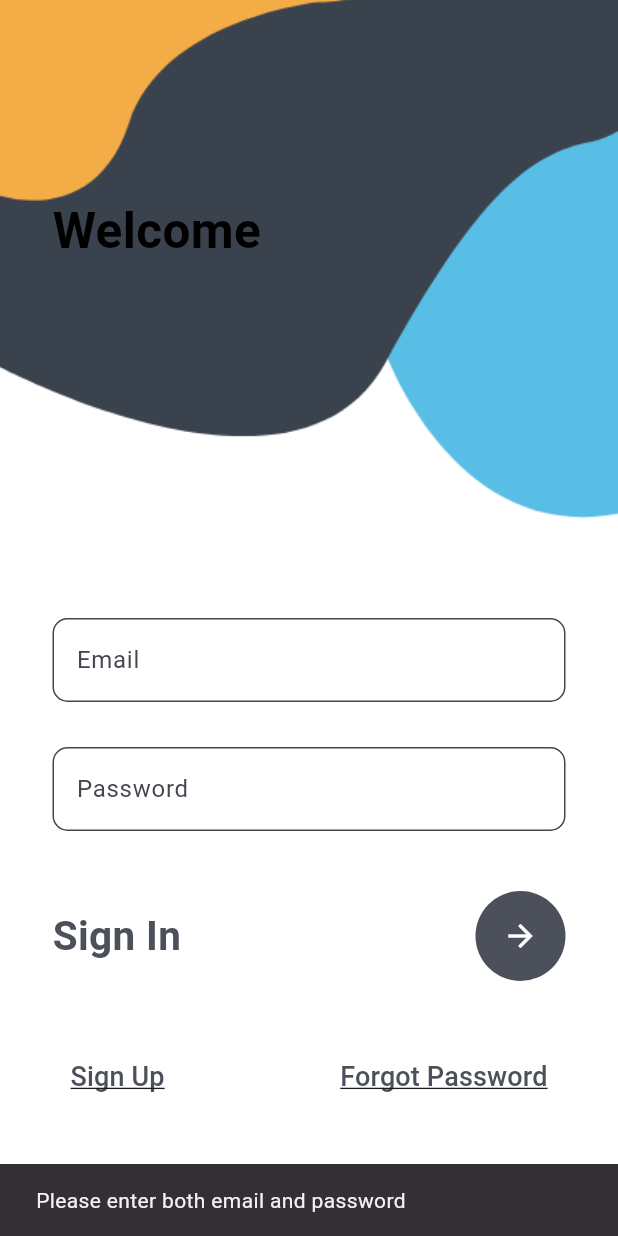
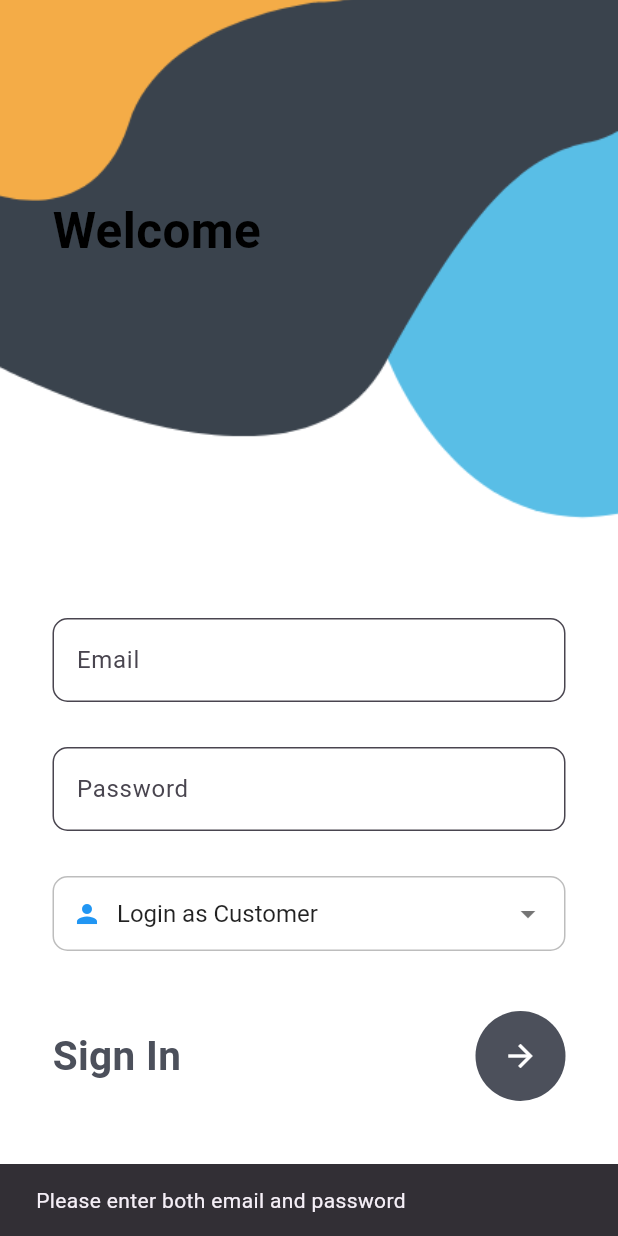
Before and after one commit to Vaibhav-Dodiya/rentHub_front, a Flutter app: the screen it shows after launch, after a tap on the "arrow forward" icon, on a phone screen of 412 x 824 dp. Run offline on Flutter 3.47's test engine with Material 3 defaults, Android fonts, the phone set to English and light mode, and no system bars; our stand-ins replace image_picker, shared_preferences.

Commit message:
Add user type selection to login screen (Customer/Owner/Admin) with role validation

```diff
--- a/lib/presentation/screens/auth/login_screen.dart
+++ b/lib/presentation/screens/auth/login_screen.dart
@@ -18,6 +18,7 @@ class _MyLoginState extends State<MyLogin> {
   TextEditingController passwordController = TextEditingController();
 
   bool isLoading = false;
+  String _selectedRole = 'CUSTOMER'; // Default role selection
 
   Future<void> loginUser() async {
     final email = emailController.text.trim();
@@ -55,8 +56,23 @@ class _MyLoginState extends State<MyLogin> {
           responseData['status']?.toString().toLowerCase() ?? 'error';
       final backendMessage =
           responseData['message']?.toString() ?? 'Unknown error';
+      final userRole = responseData['role']?.toString() ?? 'CUSTOMER';
 
+      // Check if the role matches the selected role
       if (response.statusCode == 200 && backendStatus == 'success') {
+        if (userRole != _selectedRole) {
+          if (!mounted) return;
+          ScaffoldMessenger.of(context).showSnackBar(
+            SnackBar(
+              content: Text(
+                'Invalid login! You are registered as ${userRole.toLowerCase()}, but trying to login as ${_selectedRole.toLowerCase()}',
+              ),
+              backgroundColor: Colors.red,
+            ),
+          );
+          return;
+        }
+
         // Save user data
         await UserStorage.saveUser(
           userId: responseData['userId'] ?? '',
@@ -67,7 +83,11 @@ class _MyLoginState extends State<MyLogin> {
 
         if (!mounted) return;
         ScaffoldMessenger.of(context).showSnackBar(
-          SnackBar(content: Text("Login Successful! Welcome ${responseData['username']}")),
+          SnackBar(
+            content: Text(
+              "Login Successful! Welcome ${responseData['username']}",
+            ),
+          ),
         );
         Future.delayed(const Duration(milliseconds: 200), () {
           if (!mounted) return;
@@ -78,12 +98,16 @@ class _MyLoginState extends State<MyLogin> {
         });
       } else {
         if (!mounted) return;
-        ScaffoldMessenger.of(context).showSnackBar(SnackBar(content: Text(backendMessage)));
+        ScaffoldMessenger.of(
+          context,
+        ).showSnackBar(SnackBar(content: Text(backendMessage)));
       }
     } catch (e) {
       debugPrint('LOGIN: exception: $e');
       if (mounted) {
-        ScaffoldMessenger.of(context).showSnackBar(SnackBar(content: Text("Network error: $e")));
+        ScaffoldMessenger.of(
+          context,
+        ).showSnackBar(SnackBar(content: Text("Network error: $e")));
       }
     } finally {
       setState(() => isLoading = false);
@@ -145,6 +169,80 @@ class _MyLoginState extends State<MyLogin> {
                         hintText: 'Password',
                         border: OutlineInputBorder(
                           borderRadius: BorderRadius.circular(10),
+                        ),
+                      ),
+                    ),
+                    const SizedBox(height: 30),
+
+                    // User Type Selection
+                    Container(
+                      decoration: BoxDecoration(
+                        color: Colors.white70,
+                        borderRadius: BorderRadius.circular(10),
+                        border: Border.all(color: Colors.grey.shade400),
+                      ),
+                      padding: const EdgeInsets.symmetric(horizontal: 12),
+                      child: DropdownButtonHideUnderline(
+                        child: DropdownButton<String>(
+                          value: _selectedRole,
+                          isExpanded: true,
+                          icon: const Icon(
+                            Icons.arrow_drop_down,
+                            color: Colors.black54,
+                          ),
+                          style: const TextStyle(
+                            color: Colors.black87,
+                            fontSize: 16,
+                          ),
+                          items: const [
+                            DropdownMenuItem(
+                              value: 'CUSTOMER',
+                              child: Row(
+                                children: [
+                                  Icon(
+                                    Icons.person,
+                                    color: Colors.blue,
+                                    size: 20,
+                                  ),
+                                  SizedBox(width: 10),
+                                  Text('Login as Customer'),
+                                ],
+                              ),
+                            ),
+                            DropdownMenuItem(
+                              value: 'OWNER',
+                              child: Row(
+                                children: [
+                                  Icon(
+                                    Icons.business,
+                                    color: Colors.green,
+                                    size: 20,
+                                  ),
+                                  SizedBox(width: 10),
+                                  Text('Login as Owner'),
+                                ],
+                              ),
+                            ),
+                            DropdownMenuItem(
+                              value: 'ADMIN',
+                              child: Row(
+                                children: [
+                                  Icon(
+                                    Icons.admin_panel_settings,
+                                    color: Colors.red,
+                                    size: 20,
+                                  ),
+                                  SizedBox(width: 10),
+                                  Text('Login as Admin'),
+                                ],
+                              ),
+                            ),
+                          ],
+                          onChanged: (value) {
+                            setState(() {
+                              _selectedRole = value!;
+                            });
+                          },
                         ),
                       ),
                     ),
```
